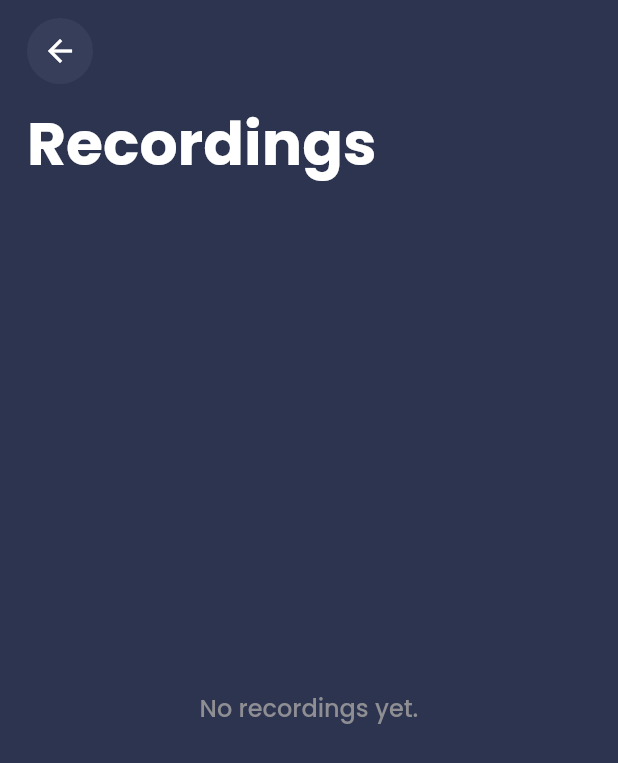
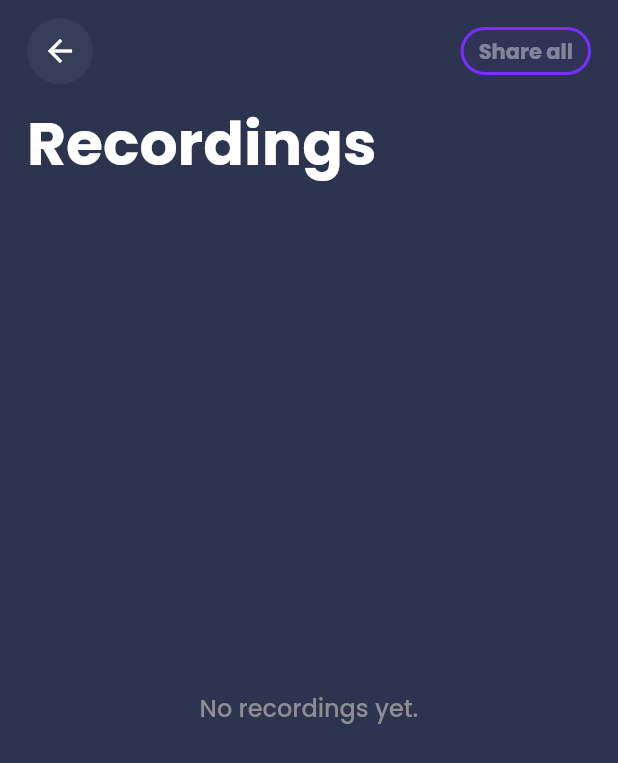
Before and after one commit to jude2k6/barbell-tracker, a Flutter app: the RecordingsPage screen opened directly, on a phone screen of 412 x 824 dp. Shown: the top 763 px of the screen. Run offline on Flutter 3.47's test engine with Material 3 defaults, Android fonts, the phone set to English and light mode, and no system bars; our stand-ins replace camera, device_info_plus, file_picker, flutter_blue_plus, permission_handler, share_plus and 1 more; missing offline and left inert: android_intent_plus, gal, tflite_flutter; statements that could not run were skipped.

Commit message:
Show weights in the preferred unit; share CSVs; delete session files
- Every set weight shows in the preferred kg/lb unit, as Stance's
  WeightDisplayUtil. Edit Set edits in that unit and saves a changed
  weight in it; an untouched weight keeps its stored value.
- The Recordings page shares one CSV or all of them.
- Delete session can also delete the sets' raw CSVs and videos, keeping
  any another session still uses.
- The Device page keeps a long sensor name on one line.

Co-Authored-By: Claude Opus 5.5 <noreply@anthropic.com>
Claude-Session: https://claude.ai/code/session_01JMTduTbveNR2zZBDz79ecq

```diff
--- a/src/barbell_app/lib/ui/app_scope.dart
+++ b/src/barbell_app/lib/ui/app_scope.dart
@@ -7,6 +7,7 @@ import '../workout/analysis_runner.dart';
 import '../workout/preferences.dart';
 import '../workout/saved_sensor.dart';
 import '../workout/sensor_controller.dart';
+import '../workout/session.dart';
 import '../workout/session_store.dart';
 
 /// App-wide services, provided once above the navigator.
@@ -42,6 +43,15 @@ class AppScope extends InheritedWidget {
   /// The remembered sensor and its auto-reconnect; null disables it (tests).
   final SavedSensor? savedSensor;
 
+  /// The preferred weight unit, used to show every set weight.
+  WeightUnit get weightUnit =>
+      preferences?.value.weightUnit ?? const Preferences().weightUnit;
+
+  /// [weightUnit] of the nearest scope; kg without one (widget tests).
+  static WeightUnit weightUnitOf(BuildContext context) =>
+      context.dependOnInheritedWidgetOfExactType<AppScope>()?.weightUnit ??
+      const Preferences().weightUnit;
+
   static AppScope of(BuildContext context) {
     final scope = context.dependOnInheritedWidgetOfExactType<AppScope>();
     assert(scope != null, 'No AppScope above this context');
--- a/src/barbell_app/lib/ui/comparison_views.dart
+++ b/src/barbell_app/lib/ui/comparison_views.dart
@@ -4,6 +4,7 @@ import '../workout/load_velocity.dart';
 import '../workout/session.dart';
 import '../workout/session_comparison.dart';
 import '../workout/set_metrics.dart';
+import 'app_scope.dart';
 import 'app_theme.dart';
 import 'app_widgets.dart';
 import 'charts/rep_velocity_chart.dart';
@@ -205,7 +206,7 @@ class RepSpeedRow extends StatelessWidget {
                         ),
                         const Spacer(),
                         Text(
-                          set.weight > 0 ? fmtWeight(set.weight, set.unit) : 'Set ${i + 1}',
+                          set.weight > 0 ? fmtWeightIn(set.weight, set.unit, AppScope.weightUnitOf(context)) : 'Set ${i + 1}',
                           style: label?.copyWith(
                               color: Colors.white, fontWeight: FontWeight.w500),
                         ),
@@ -257,7 +258,7 @@ class _SetRepChartState extends State<SetRepChart> {
       if (i == null) return 'None';
       final o = s.sets[i];
       return o.weight > 0
-          ? 'Set ${i + 1} · ${fmtWeight(o.weight, o.unit)}'
+          ? 'Set ${i + 1} · ${fmtWeightIn(o.weight, o.unit, AppScope.weightUnitOf(context))}'
           : 'Set ${i + 1}';
     }
 
--- a/src/barbell_app/lib/ui/device_page.dart
+++ b/src/barbell_app/lib/ui/device_page.dart
@@ -287,6 +287,8 @@ class _ConnectedViewState extends State<_ConnectedView> {
                     children: [
                       Text(
                         sensor.link?.name ?? 'Sensor',
+                        maxLines: 1,
+                        overflow: TextOverflow.ellipsis,
                         style: theme.textTheme.bodyLarge,
                       ),
                       Text(
--- a/src/barbell_app/lib/ui/readiness_card.dart
+++ b/src/barbell_app/lib/ui/readiness_card.dart
@@ -4,6 +4,7 @@ import 'package:flutter/material.dart';
 
 import '../workout/readiness.dart';
 import '../workout/session.dart';
+import 'app_scope.dart';
 import 'app_theme.dart';
 import 'format.dart';
 
@@ -85,7 +86,7 @@ class _ReadinessCardState extends State<ReadinessCard> {
             lastSession: r.lastSessionSpeed,
             average: r.historicAverage,
             setType: set.setType,
-            weightLabel: fmtWeight(set.weight, set.unit),
+            weightLabel: fmtWeightIn(set.weight, set.unit, AppScope.weightUnitOf(context)),
           );
     final grayMedium = theme.textTheme.bodyMedium
         ?.copyWith(color: AppColors.subtitleGray);
@@ -99,7 +100,7 @@ class _ReadinessCardState extends State<ReadinessCard> {
           children: [
             Padding(
               padding: const EdgeInsets.only(bottom: 8),
-              child: Text('Readiness at ${fmtWeight(set.weight, set.unit)} (m/s)',
+              child: Text('Readiness at ${fmtWeightIn(set.weight, set.unit, AppScope.weightUnitOf(context))} (m/s)',
                   style: theme.textTheme.bodyLarge),
             ),
             if (comparison != null)
--- a/src/barbell_app/lib/ui/recordings_page.dart
+++ b/src/barbell_app/lib/ui/recordings_page.dart
@@ -1,23 +1,30 @@
 import 'dart:io';
 
 import 'package:flutter/material.dart';
+import 'package:share_plus/share_plus.dart';
 
 import '../recording/recording.dart';
+import 'app_scope.dart';
 import 'app_theme.dart';
 import 'app_widgets.dart';
 
 /// Our own page (Stance has none), styled like its list screens: Home's
 /// 44 dp circle back button and headlineLarge title over 16 dp cards at
-/// 4 % white.
+/// 4 % white. Each raw CSV can be shared off the phone, or all at once.
 class RecordingsPage extends StatefulWidget {
-  const RecordingsPage({super.key});
+  const RecordingsPage({super.key, this.share = shareRecordings});
+
+  /// Hands the files to the system share sheet.
+  final Future<void> Function(List<File> files) share;
 
   @override
   State<RecordingsPage> createState() => _RecordingsPageState();
 }
 
 class _RecordingsPageState extends State<RecordingsPage> {
-  late Future<List<File>> _files = RecordingStore().list();
+  late Future<List<File>> _files = _store.list();
+
+  RecordingStore get _store => AppScope.of(context).recordings;
 
   @override
   Widget build(BuildContext context) {
@@ -30,13 +37,28 @@ class _RecordingsPageState extends State<RecordingsPage> {
             const SizedBox(height: 12),
             Padding(
               padding: const EdgeInsets.symmetric(horizontal: 18),
-              child: Align(
-                alignment: Alignment.centerLeft,
-                child: CircleIconButton(
-                  icon: Icons.arrow_back,
-                  tooltip: 'Back',
-                  onPressed: () => Navigator.of(context).maybePop(),
-                ),
+              child: Row(
+                children: [
+                  CircleIconButton(
+                    icon: Icons.arrow_back,
+                    tooltip: 'Back',
+                    onPressed: () => Navigator.of(context).maybePop(),
+                  ),
+                  const Spacer(),
+                  FutureBuilder<List<File>>(
+                    future: _files,
+                    builder: (context, snap) {
+                      final files = snap.data ?? const <File>[];
+                      return AppSmallButton(
+                        'Share all',
+                        key: const Key('shareAllRecordings'),
+                        secondary: true,
+                        onPressed:
+                            files.isEmpty ? null : () => widget.share(files),
+                      );
+                    },
+                  ),
+                ],
               ),
             ),
             Padding(
@@ -62,12 +84,13 @@ class _RecordingsPageState extends State<RecordingsPage> {
                   }
                   return RefreshIndicator(
                     onRefresh: () async =>
-                        setState(() => _files = RecordingStore().list()),
+                        setState(() => _files = _store.list()),
                     child: ListView.separated(
                       padding: const EdgeInsets.fromLTRB(18, 20, 18, 24),
                       itemCount: files.length,
                       separatorBuilder: (_, _) => const SizedBox(height: 12),
-                      itemBuilder: (context, i) => _RecordingRow(files[i]),
+                      itemBuilder: (context, i) => _RecordingRow(files[i],
+                          onShare: () => widget.share([files[i]])),
                     ),
                   );
                 },
@@ -81,9 +104,10 @@ class _RecordingsPageState extends State<RecordingsPage> {
 }
 
 class _RecordingRow extends StatelessWidget {
-  const _RecordingRow(this.file);
+  const _RecordingRow(this.file, {required this.onShare});
 
   final File file;
+  final VoidCallback onShare;
 
   @override
   Widget build(BuildContext context) {
@@ -110,7 +134,23 @@ class _RecordingRow extends StatelessWidget {
             Text(file.path, style: gray),
           ]),
         ),
+        IconButton(
+          key: ValueKey('shareRecording-${file.uri.pathSegments.last}'),
+          icon: const Icon(Icons.share),
+          tooltip: 'Share',
+          onPressed: onShare,
+        ),
       ]),
     );
   }
 }
+
+/// Sends CSV files to the share sheet.
+Future<void> shareRecordings(List<File> files) async {
+  await SharePlus.instance.share(
+    ShareParams(
+      files: [for (final f in files) XFile(f.path, mimeType: 'text/csv')],
+      title: files.length == 1 ? 'Share recording' : 'Share recordings',
+    ),
+  );
+}
--- a/src/barbell_app/lib/ui/rpe_profile_page.dart
+++ b/src/barbell_app/lib/ui/rpe_profile_page.dart
@@ -201,7 +201,7 @@ class _RpeProfilePageState extends State<RpeProfilePage> {
           Expanded(
             child: Text(
               [
-                fmtWeight(row.weight, row.unit),
+                fmtWeightIn(row.weight, row.unit, AppScope.weightUnitOf(context)),
                 if (row.lastRepSpeed != null)
                   '${fmtVelocity(row.lastRepSpeed)} m/s',
                 fmtShortDate(row.date),
--- a/src/barbell_app/lib/ui/video_review_page.dart
+++ b/src/barbell_app/lib/ui/video_review_page.dart
@@ -8,6 +8,7 @@ import '../video/overlay_timeline.dart';
 import '../video/set_video_export_rules.dart';
 import '../video/set_video_exporter.dart';
 import '../workout/session.dart';
+import 'app_scope.dart';
 import 'app_theme.dart';
 import 'app_widgets.dart';
 import 'charts/rep_velocity_chart.dart' show chartAxisLabel;
@@ -89,7 +90,7 @@ class _VideoReviewPageState extends State<VideoReviewPage> {
   SetVideoOverlayInput get _exportInput => SetVideoOverlayInput.fromSet(
     widget.set.copyWith(videoOffsetSec: _offset),
     videoPath: widget.video.path,
-    weightLabel: fmtWeight(widget.set.weight, widget.set.unit),
+    weightLabel: fmtWeightIn(widget.set.weight, widget.set.unit, AppScope.weightUnitOf(context)),
   );
 
   /// Pause while exporting (the reference app frees its player), run
@@ -406,7 +407,7 @@ class _MetricsPanel extends StatelessWidget {
             mainAxisSize: MainAxisSize.min,
             children: [
               Text(
-                '${fmtWeight(set.weight, set.unit)} · '
+                '${fmtWeightIn(set.weight, set.unit, AppScope.weightUnitOf(context))} · '
                 'rep ${frame.repsDone}/${set.reps.length}',
                 style: small,
               ),
```
Also changed, not shown: src/barbell_app/lib/ui/feedback_sheets.dart (+20 -7 lines), src/barbell_app/lib/ui/format.dart (+12 -3 lines), src/barbell_app/lib/ui/session_feedback_page.dart (+63 -17 lines), 4 other files.
